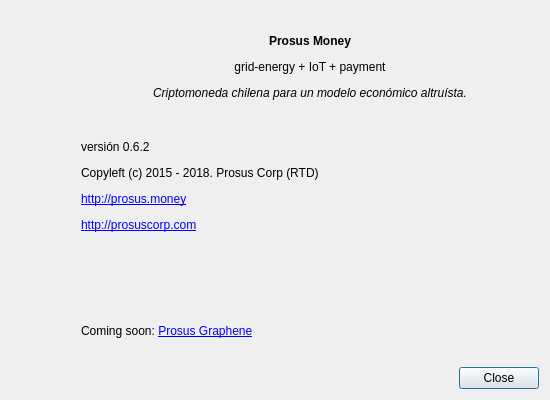
Before: the Qt Designer form src/gui/ui/aboutdialog.ui in ProsusCorp/ProsusMoney, drawn with Qt 5.
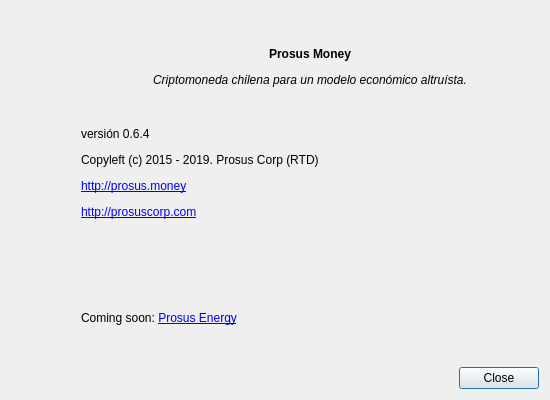
After: the same form once the commit is applied. Icons and pictures are not drawn.

Commit message:
Prosus Money v0.7.2-gui (#14)
* compiling on Ubuntu 16: ok

```diff
--- a/src/gui/ui/aboutdialog.ui
+++ b/src/gui/ui/aboutdialog.ui
@@ -98,7 +98,7 @@
         </size>
        </property>
        <property name="text">
-        <string>&lt;html&gt;&lt;head/&gt;&lt;body&gt;&lt;p align=&quot;center&quot;&gt;&lt;span style=&quot; font-weight:600;&quot;&gt;Prosus Money&lt;/span&gt;&lt;/p&gt;&lt;p align=&quot;center&quot;&gt;grid-energy + IoT + payment&lt;/p&gt;&lt;p align=&quot;center&quot;&gt;&lt;span style=&quot; font-style:italic;&quot;&gt;Criptomoneda chilena para un modelo económico altruísta.&lt;/span&gt;&lt;/p&gt;&lt;p&gt;&lt;br/&gt;&lt;br/&gt;versión 0.6.2&lt;/p&gt;&lt;p&gt;Copyleft (c) 2015 - 2018. Prosus Corp (RTD)&lt;/p&gt;&lt;p&gt;&lt;a href=&quot;http://prosus.money&quot;&gt;&lt;span style=&quot; text-decoration: underline; color:#0000ff;&quot;&gt;http://prosus.money&lt;/span&gt;&lt;/a&gt;&lt;/p&gt;&lt;p&gt;&lt;a href=&quot;http://prosuscorp.com&quot;&gt;&lt;span style=&quot; text-decoration: underline; color:#0000ff;&quot;&gt;http://prosuscorp.com&lt;/span&gt;&lt;/a&gt;&lt;/p&gt;&lt;p&gt;&lt;br/&gt;&lt;/p&gt;&lt;p&gt;&lt;br/&gt;&lt;/p&gt;&lt;p&gt;Coming soon: &lt;a href=&quot;http://prosus.money/graphene&quot;&gt;&lt;span style=&quot; text-decoration: underline; color:#0000ff;&quot;&gt;Prosus Graphene&lt;/span&gt;&lt;/a&gt;&lt;/p&gt;&lt;/body&gt;&lt;/html&gt;</string>
+        <string>&lt;html&gt;&lt;head/&gt;&lt;body&gt;&lt;p align=&quot;center&quot;&gt;&lt;span style=&quot; font-weight:600;&quot;&gt;Prosus Money&lt;/span&gt;&lt;/p&gt;&lt;p align=&quot;center&quot;&gt;&lt;span style=&quot; font-style:italic;&quot;&gt;Criptomoneda chilena para un modelo económico altruísta.&lt;/span&gt;&lt;/p&gt;&lt;p&gt;&lt;br/&gt;&lt;br/&gt;versión 0.6.4&lt;/p&gt;&lt;p&gt;Copyleft (c) 2015 - 2019. Prosus Corp (RTD)&lt;/p&gt;&lt;p&gt;&lt;a href=&quot;http://prosus.money&quot;&gt;&lt;span style=&quot; text-decoration: underline; color:#0000ff;&quot;&gt;http://prosus.money&lt;/span&gt;&lt;/a&gt;&lt;/p&gt;&lt;p&gt;&lt;a href=&quot;http://prosuscorp.com&quot;&gt;&lt;span style=&quot; text-decoration: underline; color:#0000ff;&quot;&gt;http://prosuscorp.com&lt;/span&gt;&lt;/a&gt;&lt;/p&gt;&lt;p&gt;&lt;br/&gt;&lt;/p&gt;&lt;p&gt;&lt;br/&gt;&lt;/p&gt;&lt;p&gt;Coming soon: &lt;a href=&quot;http://prosus.energy&quot;&gt;&lt;span style=&quot; text-decoration: underline; color:#0000ff;&quot;&gt;Prosus Energy&lt;/span&gt;&lt;/a&gt;&lt;/p&gt;&lt;/body&gt;&lt;/html&gt;</string>
        </property>
        <property name="textFormat">
         <enum>Qt::RichText</enum>
```
The commit also changes 39 other files.
